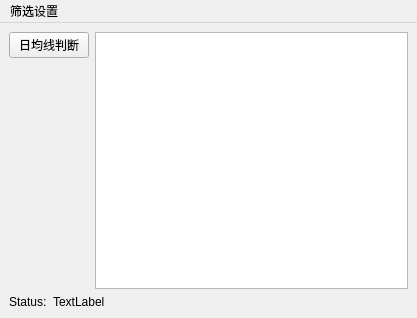
This is Windows/clsMainWindow.ui in caicaiking/AbamaAnalysis as Qt 5 draws it before an edit. The edited form follows.
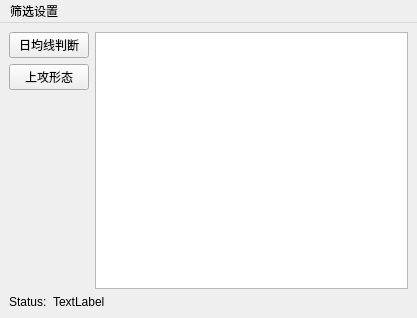
This is the edited form.

Commit message: 添加了上攻策略

Diff of the .ui file:
```diff
--- a/Windows/clsMainWindow.ui
+++ b/Windows/clsMainWindow.ui
@@ -26,6 +26,13 @@
           </property>
          </widget>
         </item>
+        <item>
+         <widget class="QPushButton" name="btnAttact">
+          <property name="text">
+           <string>上攻形态</string>
+          </property>
+         </widget>
+        </item>
         <item>
          <spacer name="verticalSpacer">
           <property name="orientation">
```
The commit also changes 5 other files.
